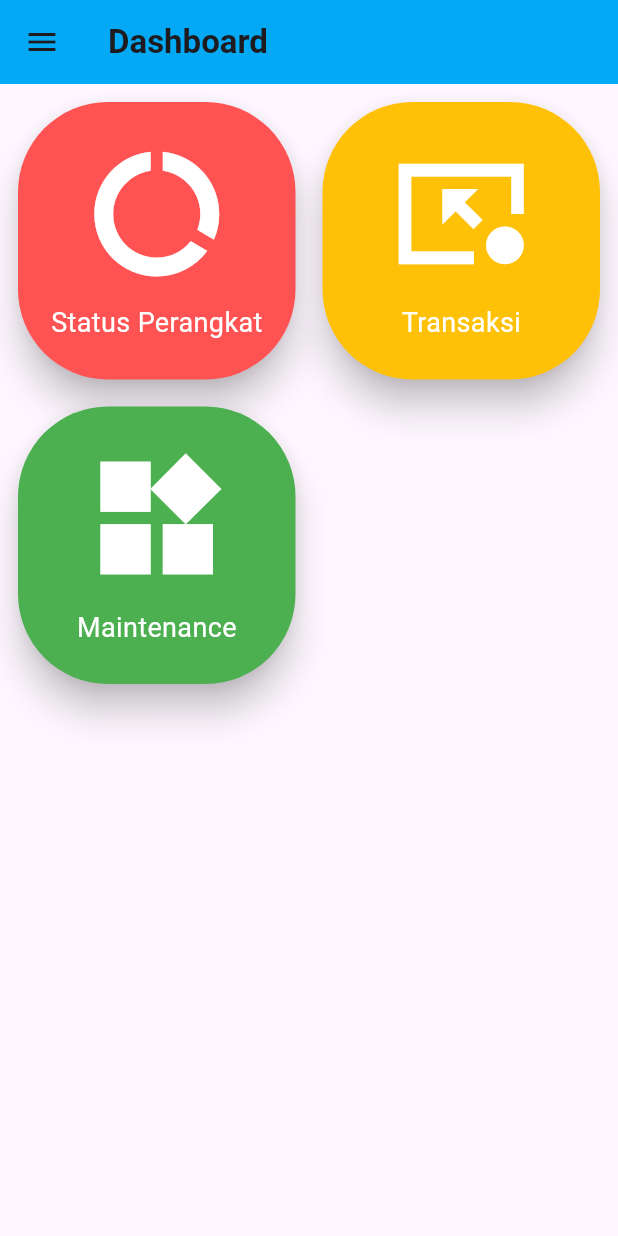
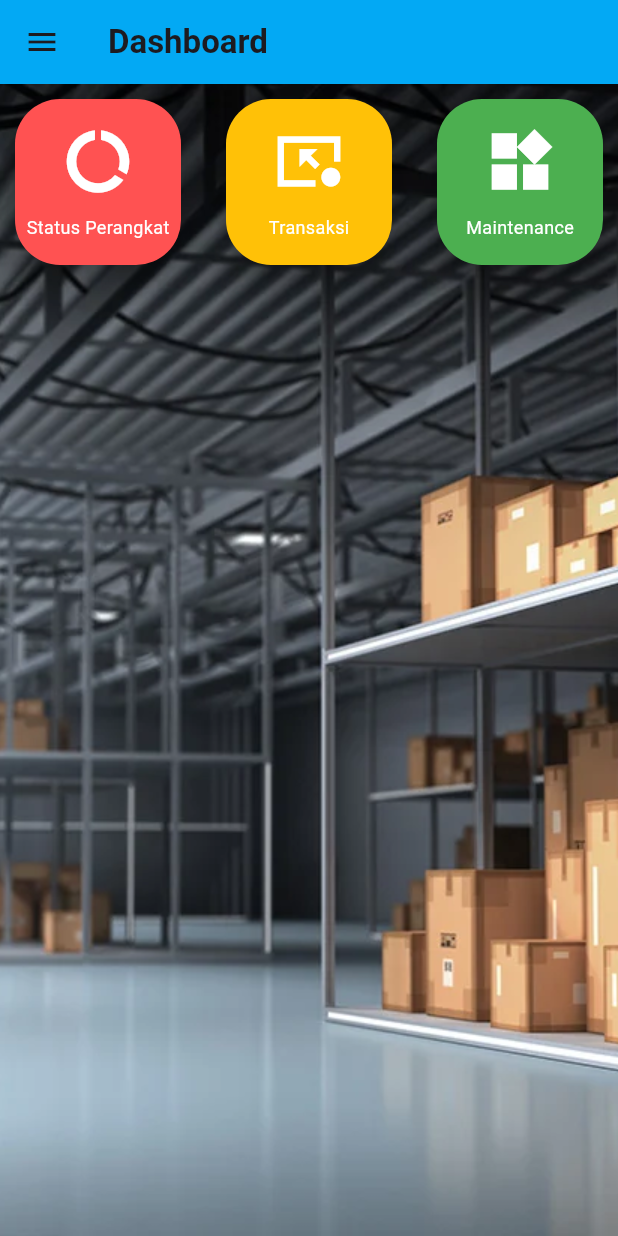
Before and after one commit to ikhsanpratama/tugas_besar_pm2, a Flutter app: the screen it shows once a user with an empty profile is signed in, on a phone screen of 412 x 824 dp. Run offline on Flutter 3.47's test engine with Material 3 defaults, Android fonts, the phone set to English and light mode, and no system bars; our stand-ins replace fl_chart, flutter_screenutil, supabase_flutter; accounts and stored records are empty; network calls fail.

Commit message:
update appBar

```diff
--- a/lib/screens/auth/login.dart
+++ b/lib/screens/auth/login.dart
@@ -79,8 +79,8 @@ class _LoginScreenState extends State<LoginScreen> {
                 child: Image.asset(
                   "assets/inventory.png",
                   fit: BoxFit.cover,
-                  height: 300,
-                  width: 300,
+                  height: 250,
+                  width: 400,
                   alignment: Alignment.center,
                 )
               ),
--- a/lib/screens/categories.dart
+++ b/lib/screens/categories.dart
@@ -1,3 +1,5 @@
+// ignore_for_file: use_build_context_synchronously
+
 import 'package:flutter/material.dart';
 import 'package:supabase_flutter/supabase_flutter.dart';
 import 'package:tugas_besar_pm2/screens/category_form.dart';
@@ -70,7 +72,7 @@ class _CategoryListScreenState extends State<CategoryListScreen> {
     final response = await Supabase.instance.client.from('categories').delete().eq('id', id);
     Navigator.pushReplacement(
       context,
-      MaterialPageRoute(builder: (context) => CategoryListScreen()),
+      MaterialPageRoute(builder: (context) => const CategoryListScreen()),
     );
   }
 
--- a/lib/screens/home.dart
+++ b/lib/screens/home.dart
@@ -146,10 +146,17 @@ class HomePage extends StatelessWidget {
         ),
       ),
       body: Padding(
-        padding: const EdgeInsets.all(8.0),
+        padding: const EdgeInsets.all(0.0),
+        child: Container(
+          decoration: const BoxDecoration(
+              image: DecorationImage(
+                image: AssetImage('assets/background.png'),
+                fit: BoxFit.cover,
+              ),
+            ),
           child: GridView.builder(
             gridDelegate: const SliverGridDelegateWithFixedCrossAxisCount(
-            crossAxisCount: 2,
+              crossAxisCount: 3,
               crossAxisSpacing: 10.0,
               mainAxisSpacing: 10.0,
               childAspectRatio: 1.0,
@@ -161,8 +168,9 @@ class HomePage extends StatelessWidget {
                 semanticContainer: true,
                 color: item['color'],
                 elevation: 10,
+                margin: const EdgeInsets.all(10),
                 shape: RoundedRectangleBorder(
-                borderRadius: BorderRadius.circular(60),
+                  borderRadius: BorderRadius.circular(30),
                 ),
                 child: InkWell(
                   onTap: () {
@@ -176,14 +184,14 @@ class HomePage extends StatelessWidget {
                     children: [
                       Icon(
                         item['icon'],
-                      size: 100,
+                        size: 50,
                         color: Colors.white,
                         applyTextScaling: true,
                       ),
                       const SizedBox(height: 10),
                       Text(
                         item['title'],
-                      style: const TextStyle(color: Colors.white, fontSize: 18),
+                        style: const TextStyle(color: Colors.white, fontSize: 12),
                       ),
                     ],
                   ),
@@ -192,6 +200,7 @@ class HomePage extends StatelessWidget {
             },
           ),
         ),
+      ),
     );
   }
 }
```
Also changed, not shown: lib/screens/add_transaction_page.dart (+7 -1 lines), lib/screens/category_form.dart (+9 -5 lines), lib/screens/perangkat.dart (+7 -1 lines), lib/screens/transaksi.dart (+7 -1 lines). Lines whose indentation alone changed are shown as unchanged.
